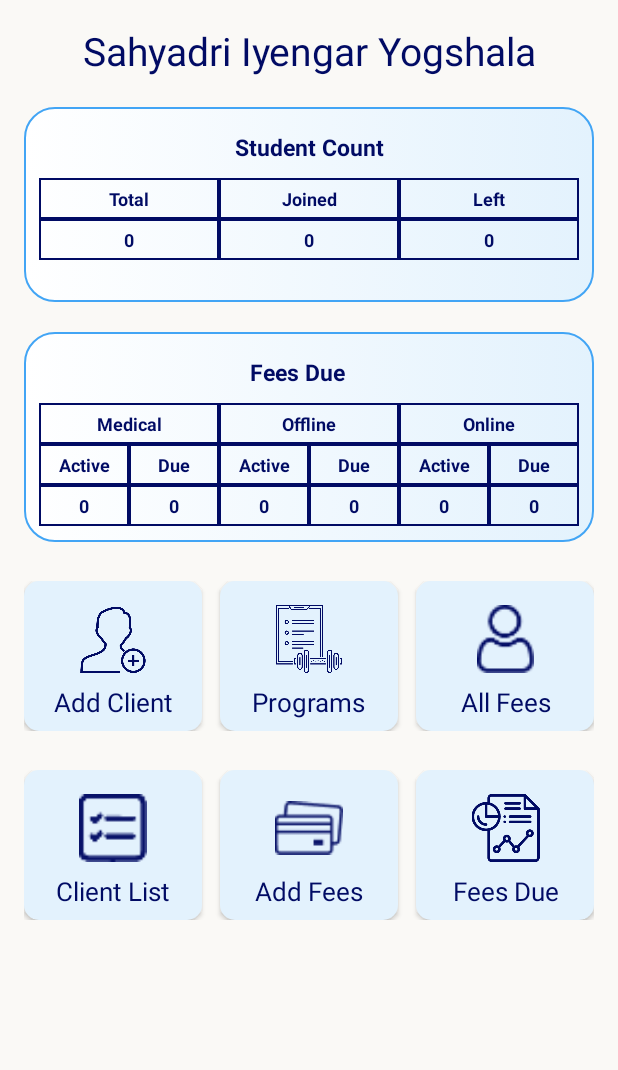
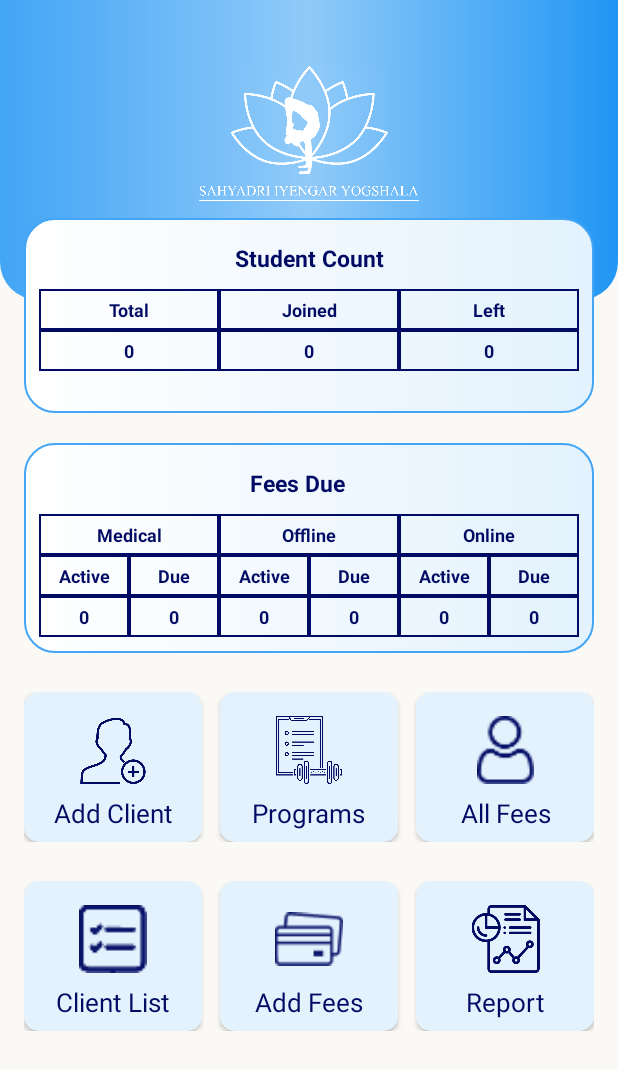
Before and after one commit to kulkarnineeraj/YogshalaApp, an Android app: the MainActivity screen opened directly, with no data from a screen before it, on a phone screen of 412 x 824 dp. Shown: the top 1070 px of the screen. Run offline under Robolectric (Android 15) with nearby library versions, the phone set to English and light mode, and no system bars; our stand-ins replace Firebase (no records; nobody signed in at launch, a user with empty details on screens opened directly).

Commit message:
Final Commit of Yogshala Web and App

```diff
--- a/YogshalaAndroid/app/build.gradle
+++ b/YogshalaAndroid/app/build.gradle
@@ -27,6 +27,9 @@ android {
         sourceCompatibility JavaVersion.VERSION_1_8
         targetCompatibility JavaVersion.VERSION_1_8
     }
+    buildFeatures {
+        viewBinding true
+    }
 }
 
 dependencies {
@@ -42,4 +45,5 @@ dependencies {
     androidTestImplementation 'androidx.test.espresso:espresso-core:3.6.1'
 
     implementation 'com.github.bumptech.glide:glide:4.16.0'
+    implementation 'com.github.AnyChart:AnyChart-Android:1.1.5'
 }
--- a/YogshalaAndroid/app/src/main/AndroidManifest.xml
+++ b/YogshalaAndroid/app/src/main/AndroidManifest.xml
@@ -12,6 +12,9 @@
         android:supportsRtl="true"
         android:theme="@style/Theme.Yogshala"
         tools:targetApi="31">
+        <activity
+            android:name=".activity.IncomeReportActivity"
+            android:exported="false" />
         <activity
             android:name=".activity.EditTransactionActivity"
             android:exported="false" />
--- a/YogshalaAndroid/app/src/main/java/com/example/yogshala/activity/MainActivity.java
+++ b/YogshalaAndroid/app/src/main/java/com/example/yogshala/activity/MainActivity.java
@@ -70,7 +70,7 @@ public class MainActivity extends AppCompatActivity {
         CL5.setOnClickListener(v -> startActivity(new Intent(MainActivity.this, AddTransactionActivity.class)));
 
         CL6 = findViewById(R.id.CL6);
-        CL6.setOnClickListener(v -> startActivity(new Intent(MainActivity.this, FeesDueActivity.class)));
+        CL6.setOnClickListener(v -> startActivity(new Intent(MainActivity.this, IncomeReportActivity.class)));
 
         totalTV = findViewById(R.id.totalTV);
 
--- /dev/null
+++ b/YogshalaAndroid/app/src/main/res/drawable/background_banner.xml
@@ -0,0 +1,19 @@
+<?xml version="1.0" encoding="utf-8"?>
+<selector xmlns:android="http://schemas.android.com/apk/res/android"
+    android:shape="rectangle">
+    <item>
+        <shape>
+
+            <gradient
+                android:startColor="#42A5F5"
+                android:centerColor="#90CAF9"
+                android:endColor="#2196F3"
+                android:angle="0"
+                />
+            <corners android:bottomLeftRadius="25dp" android:bottomRightRadius="25dp"/>
+
+            </shape>
+
+    </item>
+
+</selector>
--- /dev/null
+++ b/YogshalaAndroid/app/src/main/res/drawable/borders2.xml
@@ -0,0 +1,6 @@
+<?xml version="1.0" encoding="utf-8"?>
+<shape xmlns:android="http://schemas.android.com/apk/res/android">
+
+    <stroke android:width="1dp"  android:color="@color/black"/>
+
+</shape>
--- a/YogshalaAndroid/app/src/main/res/layout/activity_main.xml
+++ b/YogshalaAndroid/app/src/main/res/layout/activity_main.xml
@@ -13,30 +13,66 @@
         android:layout_width="match_parent"
         android:layout_height="match_parent">
 
+
+
         <LinearLayout
             android:layout_width="match_parent"
             android:layout_height="wrap_content"
             android:orientation="vertical"
-            android:padding="16dp">
+            >
 
-            <TextView
-                android:id="@+id/textView"
+            <androidx.constraintlayout.widget.ConstraintLayout
+                android:id="@+id/constraintLayout"
                 android:layout_width="match_parent"
                 android:layout_height="wrap_content"
-                android:textAlignment="center"
 
-                android:text="Sahyadri Iyengar Yogshala"
-                android:textColor="@color/darker_blue"
-                android:textSize="26sp"
+                app:layout_constraintEnd_toEndOf="parent"
+                app:layout_constraintStart_toStartOf="parent"
+                app:layout_constraintTop_toTopOf="parent">
+
+
+            <ImageView
+                android:id="@+id/imageView"
+                android:layout_width="match_parent"
+                android:layout_height="200dp"
+                android:adjustViewBounds="true"
+                app:layout_constraintEnd_toEndOf="parent"
+                app:layout_constraintStart_toStartOf="parent"
+                app:layout_constraintTop_toTopOf="parent"
+
+                app:srcCompat="@drawable/background_banner" />
+
+            <ImageView
+                android:layout_width="match_parent"
+                android:layout_height="179dp"
+
+
+                app:layout_constraintTop_toTopOf="parent"
+                app:srcCompat="@drawable/appicon"
 
                 />
 
+                <LinearLayout
+                    android:layout_width="match_parent"
+                    android:layout_height="wrap_content"
+
+
+                    android:layout_marginBottom="8dp"
+
+                    android:elevation="3dp"
+                    android:orientation="horizontal"
+                    app:layout_constraintBottom_toBottomOf="@+id/imageView"
+                    app:layout_constraintEnd_toEndOf="parent"
+                    app:layout_constraintStart_toStartOf="parent"
+                    app:layout_constraintTop_toBottomOf="@id/imageView">
 
 
                 <RelativeLayout
                     android:layout_width="match_parent"
                     android:layout_height="130dp"
                     android:layout_marginTop="20dp"
+                    android:layout_marginStart="16dp"
+                    android:layout_marginEnd="16dp"
                     android:background="@drawable/banner_bg">
 
                     <TextView
@@ -156,12 +192,21 @@
 
 
                 </RelativeLayout>
+                </LinearLayout>
+
+
+
+            </androidx.constraintlayout.widget.ConstraintLayout>
+
+
 
             <RelativeLayout
                 android:id="@+id/feesDueRL"
                 android:layout_width="match_parent"
                 android:layout_height="140dp"
                 android:layout_marginTop="20dp"
+                android:layout_marginStart="16dp"
+                android:layout_marginEnd="16dp"
                 android:background="@drawable/banner_bg">
 
                 <TextView
@@ -388,6 +433,8 @@
                 android:layout_width="match_parent"
                 android:layout_height="match_parent"
                 android:layout_marginTop="26dp"
+                android:layout_marginStart="16dp"
+                android:layout_marginEnd="16dp"
                 android:orientation="horizontal">
 
                 <androidx.constraintlayout.widget.ConstraintLayout
@@ -523,7 +570,8 @@
                 android:layout_width="match_parent"
                 android:layout_height="match_parent"
                 android:layout_marginTop="26dp"
-
+                android:layout_marginStart="16dp"
+                android:layout_marginEnd="16dp"
                 android:orientation="horizontal"
 
                 >
@@ -642,7 +690,7 @@
                         android:layout_width="wrap_content"
                         android:layout_height="wrap_content"
                         android:layout_marginTop="7dp"
-                        android:text="Fees Due"
+                        android:text="Report"
                         android:textColor="@color/darker_blue"
                         android:textSize="17sp"
 
--- a/YogshalaAndroid/settings.gradle
+++ b/YogshalaAndroid/settings.gradle
@@ -10,6 +10,7 @@ dependencyResolutionManagement {
     repositories {
         google()
         mavenCentral()
+        maven { url 'https://jitpack.io' }
     }
 }
 
```
Also changed, not shown: YogshalaAndroid/app/src/main/java/com/example/yogshala/activity/DetailedDataActivity.java (+8 -2 lines), YogshalaAndroid/app/src/main/java/com/example/yogshala/activity/IncomeReportActivity.java (added, +268 -0 lines), YogshalaAndroid/app/src/main/res/layout/activity_income_report.xml (added, +359 -0 lines), YogshalaAndroid/app/src/main/res/drawable/appicon.png (added), YogshalaAndroid/app/src/main/res/drawable/mainpage.jpeg (added), 3 other files. Lines whose indentation alone changed are shown as unchanged.
